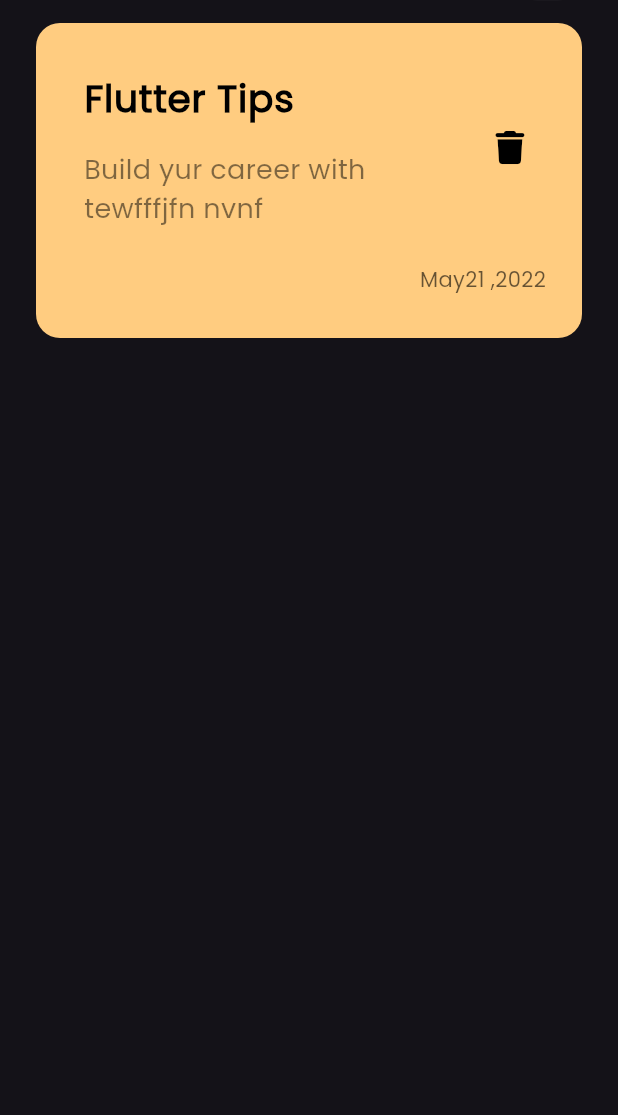
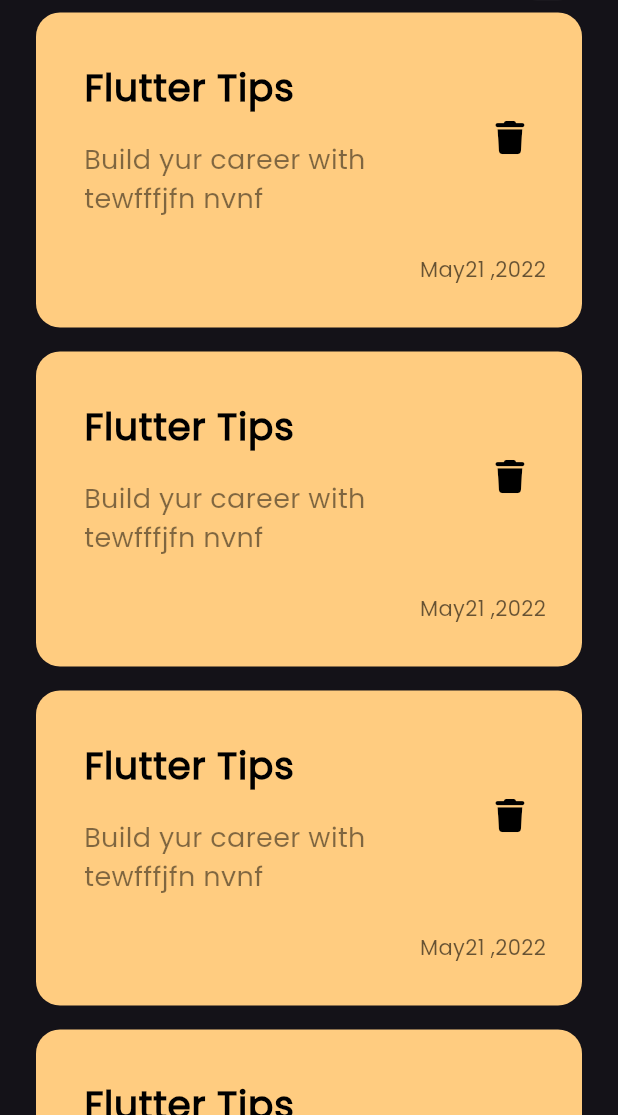
Before and after one commit to Ezzat1444/notes_app, a Flutter app: the screen it shows after launch, on a phone screen of 412 x 824 dp, the part 121-1236 px from its top. Run offline on Flutter 3.47's test engine with Material 3 defaults, Android fonts, the phone set to English and light mode, and no system bars; our stand-ins replace font_awesome_flutter.

Commit message:
create notes list view

```diff
--- a/lib/views/widgets/custom_note_item.dart
+++ b/lib/views/widgets/custom_note_item.dart
@@ -47,7 +47,8 @@ class NoteItem extends StatelessWidget {
               'May21 ,2022',
               style: TextStyle(color: Colors.black.withValues(alpha: 0.6)),
             ),
-          )
+          ),
+
         ],
       ),
     );
--- /dev/null
+++ b/lib/views/widgets/notes_list_view.dart
@@ -0,0 +1,16 @@
+import 'package:flutter/material.dart';
+import 'package:notes_app/views/widgets/custom_note_item.dart';
+
+class NotesListView extends StatelessWidget {
+  const NotesListView({super.key});
+
+  @override
+  Widget build(BuildContext context) {
+    return ListView.builder(itemBuilder: (context, index) {
+      return const Padding(
+        padding: EdgeInsets.symmetric(vertical: 8.0),
+        child: NoteItem(),
+      );
+    });
+  }
+}
--- a/lib/views/widgets/notesview_body.dart
+++ b/lib/views/widgets/notesview_body.dart
@@ -1,6 +1,6 @@
 import 'package:flutter/material.dart';
 import 'package:notes_app/views/widgets/custom_app_bar.dart';
-import 'package:notes_app/views/widgets/custom_note_item.dart';
+import 'package:notes_app/views/widgets/notes_list_view.dart';
 
 class NotesviewBody extends StatelessWidget {
   const NotesviewBody({super.key});
@@ -15,10 +15,7 @@ class NotesviewBody extends StatelessWidget {
             height: 35,
           ),
           CustomAppBar(),
-          SizedBox(
-            height: 15,
-          ),
-          NoteItem(),
+          Expanded(child: NotesListView()),
         ],
       ),
     );
```
